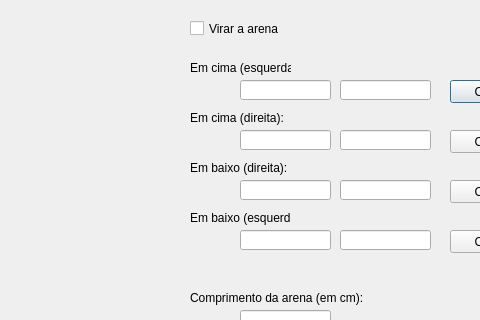
erufes/erus-vsss-python, file CalibracaoArena.ui: the form before one commit; both pictures show x 500 to 980 and y 0 to 320 of the 1098 by 586 pixel window.
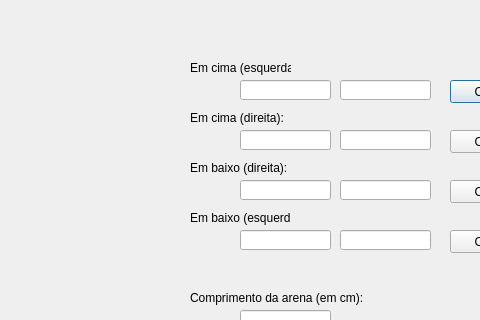
The form after the commit.

The edit to the form file:
```diff
--- a/CalibracaoArena.ui
+++ b/CalibracaoArena.ui
@@ -259,19 +259,6 @@
     <string>Largura da arena (em cm):</string>
    </property>
   </widget>
-  <widget class="QCheckBox" name="checkBox">
-   <property name="geometry">
-    <rect>
-     <x>690</x>
-     <y>20</y>
-     <width>101</width>
-     <height>17</height>
-    </rect>
-   </property>
-   <property name="text">
-    <string>Virar a arena</string>
-   </property>
-  </widget>
   <widget class="QPushButton" name="aplicar">
    <property name="geometry">
     <rect>
```
Left out of the diff: 12 changed lines with no effect on the pictures.
